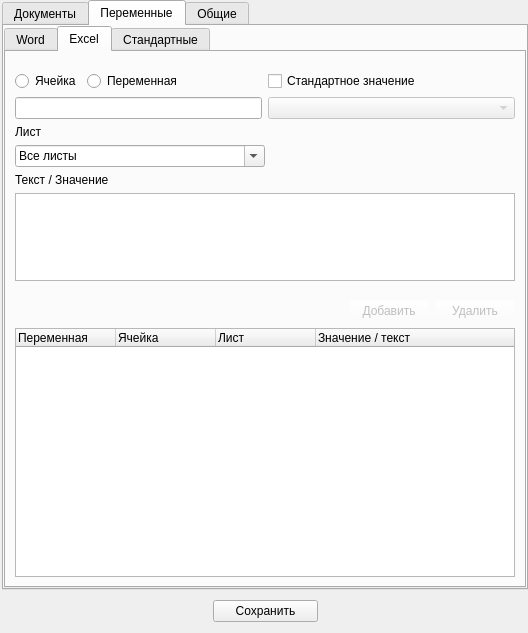
Above: interface/ui/settings.ui from Korolev-Oleg/Tend-Manager before the change. Below: the same form after it.
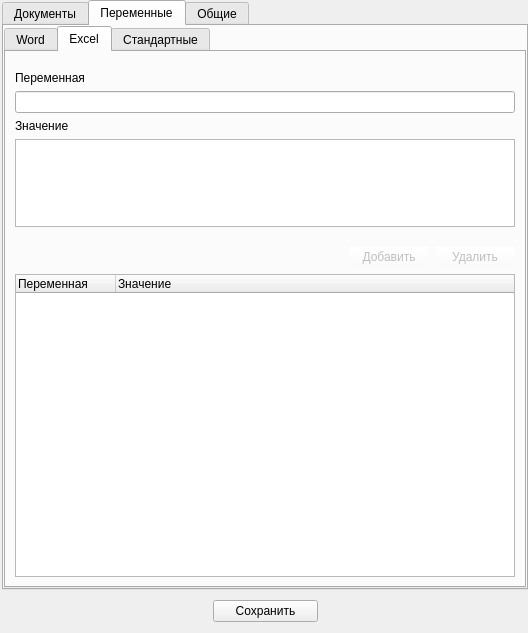
That is the form after the change. The open tabs and pages were chosen to show the change. Icons and pictures are not drawn.

The edit to the form file:
```diff
--- a/interface/ui/settings.ui
+++ b/interface/ui/settings.ui
@@ -2,6 +2,9 @@
 <ui version="4.0">
  <class>settings</class>
  <widget class="QMainWindow" name="settings">
+  <property name="enabled">
+   <bool>true</bool>
+  </property>
   <property name="geometry">
    <rect>
     <x>0</x>
@@ -499,137 +502,33 @@
            </attribute>
            <layout class="QVBoxLayout" name="verticalLayout_8">
             <item>
-             <layout class="QHBoxLayout" name="horizontalLayout_19" stretch="1,1">
+             <layout class="QVBoxLayout" name="verticalLayout_10" stretch="0,0">
               <property name="topMargin">
                <number>10</number>
               </property>
               <item>
-               <layout class="QHBoxLayout" name="horizontalLayout_15" stretch="1,20">
-                <item>
-                 <widget class="QRadioButton" name="excel_radio_cell">
-                  <property name="toolTip">
-                   <string>&lt;html&gt;&lt;head/&gt;&lt;body&gt;&lt;p/&gt;&lt;/body&gt;&lt;/html&gt;</string>
-                  </property>
-                  <property name="text">
-                   <string>Ячейка</string>
-                  </property>
-                 </widget>
-                </item>
-                <item>
-                 <widget class="QRadioButton" name="excel_radio_var">
-                  <property name="toolTip">
-                   <string>&lt;html&gt;&lt;head/&gt;&lt;body&gt;&lt;p/&gt;&lt;/body&gt;&lt;/html&gt;</string>
-                  </property>
-                  <property name="text">
-                   <string>Переменная</string>
-                  </property>
-                 </widget>
-                </item>
-               </layout>
+               <widget class="QLabel" name="label_5">
+                <property name="toolTip">
+                 <string>&lt;html&gt;&lt;head/&gt;&lt;body&gt;&lt;p/&gt;&lt;/body&gt;&lt;/html&gt;</string>
+                </property>
+                <property name="text">
+                 <string>Переменная</string>
+                </property>
+               </widget>
               </item>
-              <item>
-               <layout class="QHBoxLayout" name="horizontalLayout_22">
-                <item>
-                 <widget class="QCheckBox" name="excel_chbx_default">
-                  <property name="text">
-                   <string>Стандартное значение</string>
-                  </property>
-                 </widget>
-                </item>
-               </layout>
-              </item>
-             </layout>
-            </item>
-            <item>
-             <layout class="QHBoxLayout" name="horizontalLayout_23">
-              <property name="bottomMargin">
-               <number>0</number>
-              </property>
               <item>
                <widget class="QLineEdit" name="excel_editline">
                 <property name="toolTip">
                  <string>&lt;html&gt;&lt;head/&gt;&lt;body&gt;&lt;p&gt;&lt;span style=&quot; font-weight:600;&quot;&gt;Имя переменной или ячейки.&lt;/span&gt;          Программа произведет замену указанной ячейки или переменной в документах&lt;/p&gt;&lt;p&gt;&lt;br/&gt;&lt;span style=&quot; font-weight:600; color:#141c68;&quot;&gt;Пример переменной: &lt;/span&gt;&lt;span style=&quot; font-weight:600; color:#ff530f;&quot;&gt;%НМЦК%&lt;/span&gt;&lt;/p&gt;&lt;p&gt;&lt;span style=&quot; font-weight:600; color:#141c68;&quot;&gt;Пример ячейки: &lt;/span&gt;&lt;span style=&quot; font-weight:600; color:#ff530f;&quot;&gt;А1&lt;/span&gt;&lt;/p&gt;&lt;/body&gt;&lt;/html&gt;</string>
                 </property>
                </widget>
-              </item>
-              <item>
-               <widget class="QComboBox" name="excel_combo_default">
-                <property name="enabled">
-                 <bool>false</bool>
-                </property>
-                <property name="sizePolicy">
-                 <sizepolicy hsizetype="Expanding" vsizetype="Fixed">
-                  <horstretch>0</horstretch>
-                  <verstretch>0</verstretch>
-                 </sizepolicy>
-                </property>
-               </widget>
-              </item>
-             </layout>
-            </item>
-            <item>
-             <layout class="QHBoxLayout" name="horizontalLayout_9">
-              <item>
-               <widget class="QLabel" name="label_14">
-                <property name="text">
-                 <string>Лист</string>
-                </property>
-               </widget>
-              </item>
-             </layout>
-            </item>
-            <item>
-             <layout class="QHBoxLayout" name="horizontalLayout_8" stretch="0,0">
-              <item>
-               <widget class="QComboBox" name="excel_combo_sheet">
-                <property name="sizePolicy">
-                 <sizepolicy hsizetype="Expanding" vsizetype="Fixed">
-                  <horstretch>0</horstretch>
-                  <verstretch>0</verstretch>
-                 </sizepolicy>
-                </property>
-                <property name="toolTip">
-                 <string>&lt;html&gt;&lt;head/&gt;&lt;body&gt;&lt;p&gt;Поиск и замена будет производится в указанном листе. Вы можете перечислить необходимые листы через запятую&lt;/p&gt;&lt;p&gt;&lt;span style=&quot; font-weight:600; color:#141c68;&quot;&gt;Пример: &lt;/span&gt;&lt;span style=&quot; font-weight:600; color:#ff530f;&quot;&gt;Лист 1, Лист 2&lt;/span&gt;&lt;/p&gt;&lt;/body&gt;&lt;/html&gt;</string>
-                </property>
-                <property name="editable">
-                 <bool>true</bool>
-                </property>
-                <item>
-                 <property name="text">
-                  <string>Все листы</string>
-                 </property>
-                </item>
-                <item>
-                 <property name="text">
-                  <string>Активный</string>
-                 </property>
-                </item>
-                <item>
-                 <property name="text">
-                  <string>Введите свой лист</string>
-                 </property>
-                </item>
-               </widget>
-              </item>
-              <item>
-               <spacer name="horizontalSpacer_8">
-                <property name="orientation">
-                 <enum>Qt::Horizontal</enum>
-                </property>
-                <property name="sizeHint" stdset="0">
-                 <size>
-                  <width>40</width>
-                  <height>20</height>
-                 </size>
-                </property>
-               </spacer>
               </item>
              </layout>
             </item>
             <item>
              <widget class="QLabel" name="label_4">
               <property name="text">
-               <string>Текст / Значение</string>
+               <string>Значение</string>
               </property>
              </widget>
             </item>
@@ -723,17 +622,7 @@
               </column>
               <column>
                <property name="text">
-                <string>Ячейка</string>
-               </property>
-              </column>
-              <column>
-               <property name="text">
-                <string>Лист</string>
-               </property>
-              </column>
-              <column>
-               <property name="text">
-                <string>Значение / текст</string>
+                <string>Значение</string>
                </property>
               </column>
               <item>
```
Left out of the diff: 170 changed lines with no effect on the pictures.
